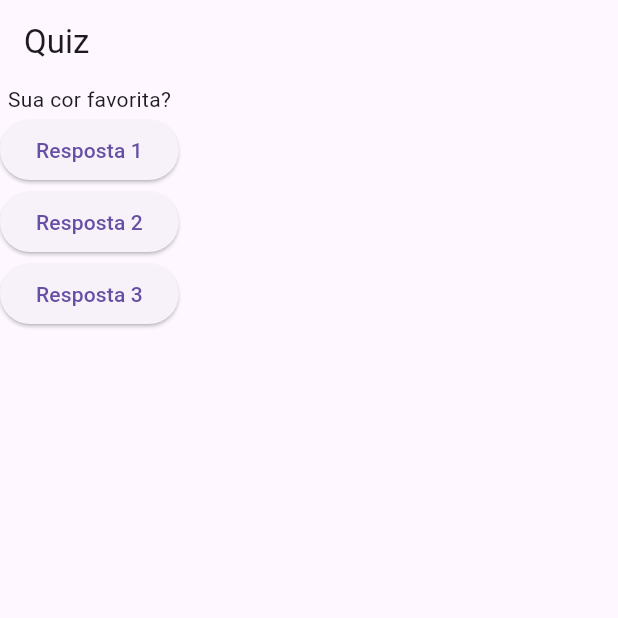
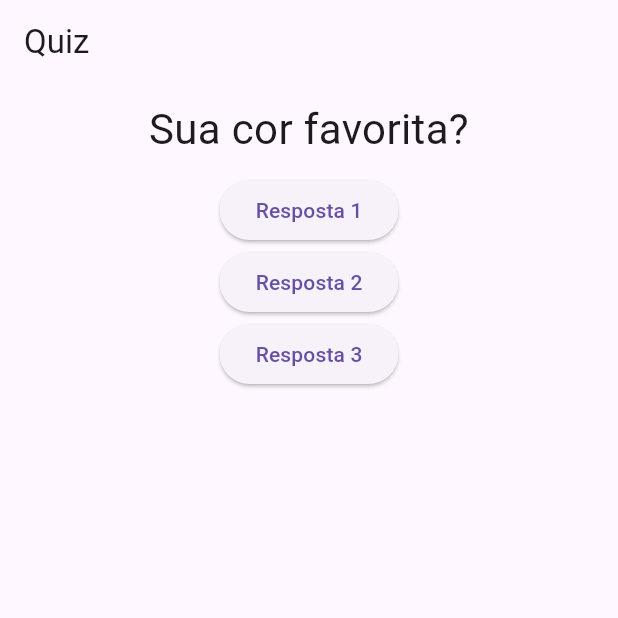
Before and after one commit to Bazchh/flutter_quiz_project, a Flutter app: the screen it shows after launch, on a phone screen of 412 x 824 dp, the top half of it. Run offline on Flutter 3.47's test engine with Material 3 defaults, Android fonts, the phone set to English and light mode, and no system bars.

Commit message:
Aplicando estilo ao widget

```diff
--- a/lib/quiz.dart
+++ b/lib/quiz.dart
@@ -1,13 +1,22 @@
 import 'package:flutter/material.dart';
 
 class Quiz extends StatelessWidget {
-
   final String texto;
 
   Quiz(this.texto);
 
   @override
   Widget build(BuildContext context) {
-    return Text(texto);
+    return Container(
+      width: double.infinity,
+      margin: EdgeInsets.all(10),
+      child: Text(
+        texto,
+        style: TextStyle(
+          fontSize: 28,
+        ),
+        textAlign: TextAlign.center,
+      ),
+    );
   }
 }
```
Also changed, not shown: lib/main.dart (+8 -14 lines).
